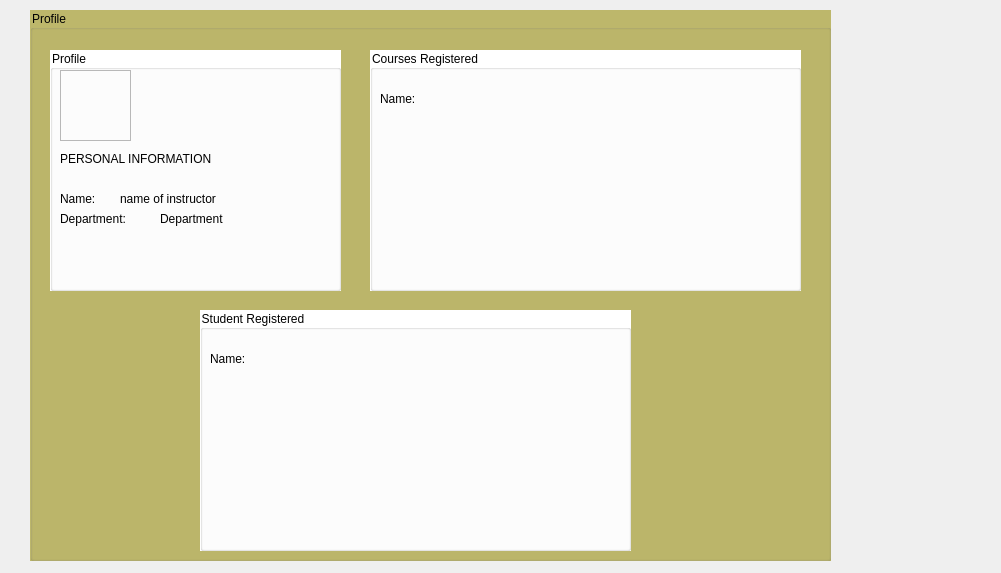
Qt form student.ui (ahmadqasembader/DBMS-project) before a commit.
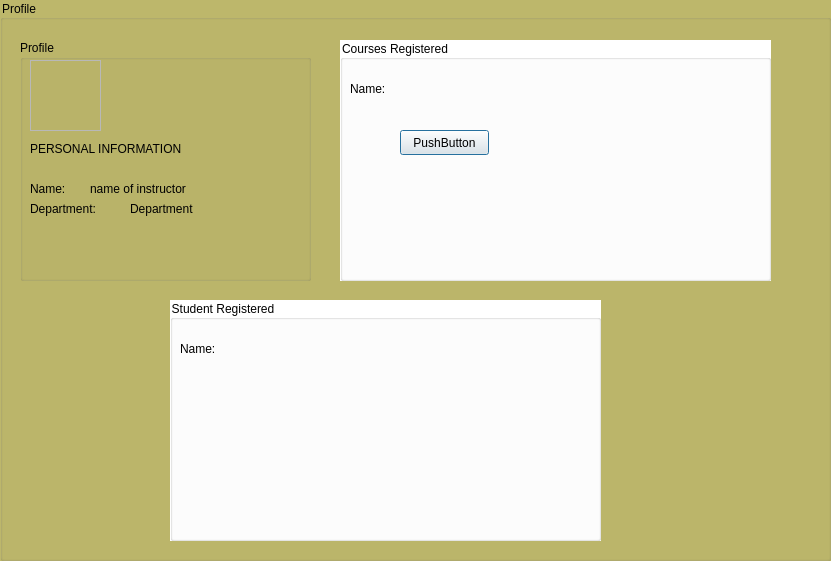
The same form after that commit. Icons and pictures are not drawn.

The edit to the form file:
```diff
--- a/student.ui
+++ b/student.ui
@@ -6,8 +6,8 @@
    <rect>
     <x>0</x>
     <y>0</y>
-    <width>1001</width>
-    <height>573</height>
+    <width>831</width>
+    <height>561</height>
    </rect>
   </property>
   <property name="windowTitle">
@@ -16,10 +16,10 @@
   <widget class="QGroupBox" name="studentprofile">
    <property name="geometry">
     <rect>
-     <x>30</x>
-     <y>10</y>
-     <width>801</width>
-     <height>551</height>
+     <x>0</x>
+     <y>0</y>
+     <width>831</width>
+     <height>561</height>
     </rect>
    </property>
    <property name="styleSheet">
@@ -31,7 +31,7 @@
    <property name="title">
     <string>Profile</string>
    </property>
-   <widget class="QGroupBox" name="instructorprofile">
+   <widget class="QGroupBox" name="studentprofile_2">
     <property name="geometry">
      <rect>
       <x>20</x>
@@ -824,6 +824,19 @@
       <string>Name: </string>
      </property>
     </widget>
+    <widget class="QPushButton" name="pushButton">
+     <property name="geometry">
+      <rect>
+       <x>60</x>
+       <y>90</y>
+       <width>89</width>
+       <height>25</height>
+      </rect>
+     </property>
+     <property name="text">
+      <string>PushButton</string>
+     </property>
+    </widget>
    </widget>
   </widget>
  </widget>
```
